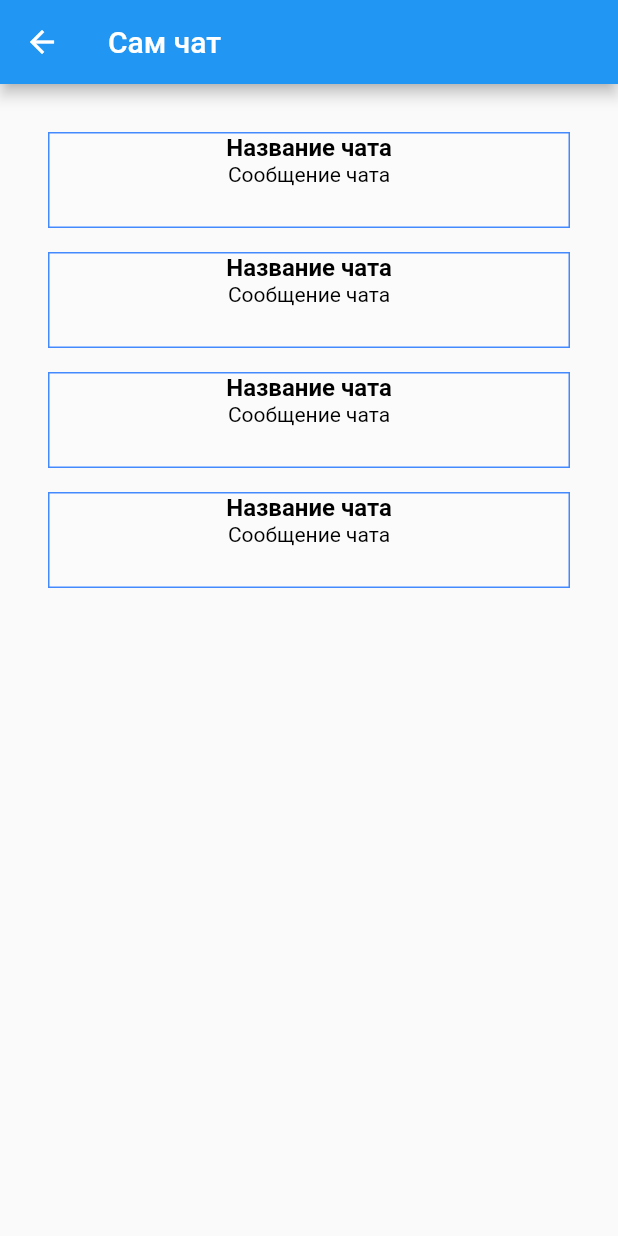
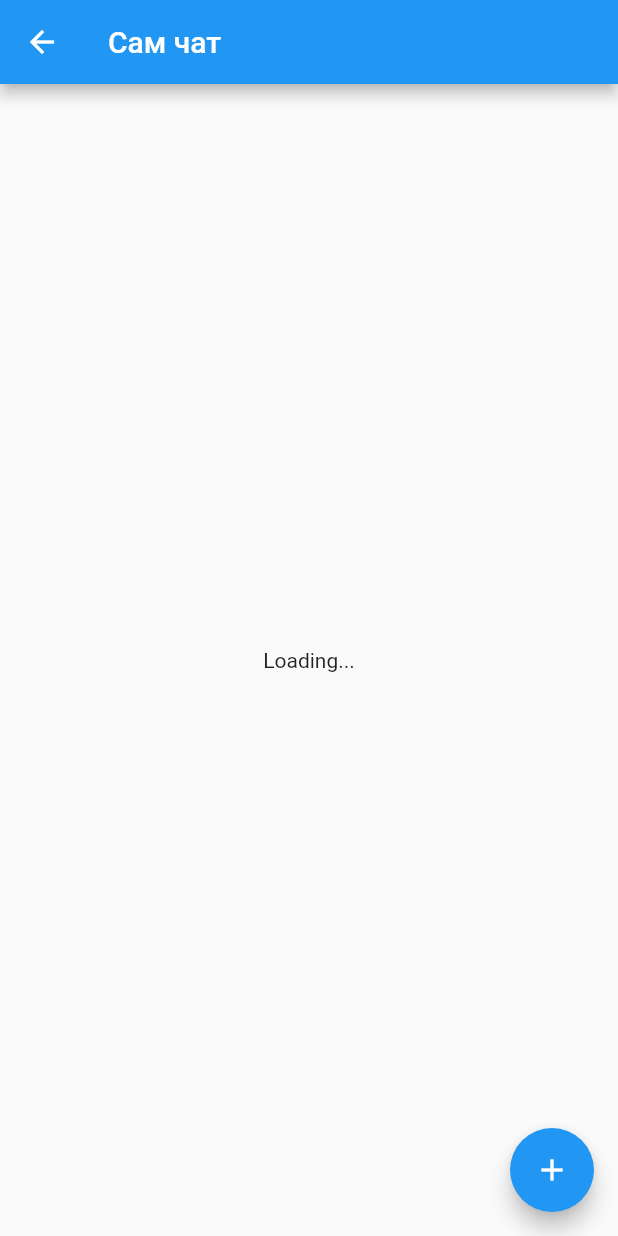
Before and after one commit to Crabgore/chat_app, a Flutter app: the Chat screen opened directly, on a phone screen of 412 x 824 dp. Run offline on Flutter 3.47's test engine with Material 2 defaults, Android fonts, the phone set to English and light mode, and no system bars; our stand-ins replace cloud_firestore; accounts and stored records are empty.

Commit message:
Практическое задание №2

```diff
--- a/lib/Chat.dart
+++ b/lib/Chat.dart
@@ -1,4 +1,7 @@
+import 'package:chatapp/CreateChat.dart';
 import 'package:chatapp/OneChat.dart';
+import 'package:chatapp/main.dart';
+import 'package:cloud_firestore/cloud_firestore.dart';
 import 'package:flutter/material.dart';
 
 class Chat extends StatefulWidget {
@@ -7,8 +10,42 @@ class Chat extends StatefulWidget {
 }
 
 class _ChatState extends State<Chat> {
+  List<Map<String, dynamic>> chatsData = [];
+
   @override
   void initState() {
+    fireStore
+        .collection("chats")
+//        .where("prvate", isEqualTo: true)
+        .snapshots()
+        .listen((event) {
+      List<Map<String, dynamic>> data = [];
+//      //только новые
+//      event.documentChanges.forEach((element) {
+//        if (element.type == DocumentChangeType.added) {
+//          data.add(element.document.data);
+//        }
+//      });
+//      //измененные
+//      event.documentChanges.forEach((element) {
+//        if (element.type == DocumentChangeType.modified) {
+//          data.insert(data.indexOf(element.document.data), element.document.data);
+//        }
+//      });
+//      //удалённые
+//      event.documentChanges.forEach((element) {
+//        if (element.type == DocumentChangeType.removed) {
+//          data.remove(element.document.data);
+//        }
+//      });
+      //все чаты
+      event.documents.forEach((documentSnapshot) {
+        data.add(documentSnapshot.data);
+      });
+      setState(() {
+        chatsData = data;
+      });
+    });
     super.initState();
   }
 
@@ -18,138 +55,70 @@ class _ChatState extends State<Chat> {
       appBar: new AppBar(
         title: new Text('Сам чат'),
       ),
-        body: new ListView(
-          itemExtent: 80,
-          padding: EdgeInsets.all(24),
-          children: <Widget>[
-            new GestureDetector(
+      body: Center(
+        child: chatsData.isEmpty
+            ? Text("Loading...")
+            : ListView.builder(
+                itemCount: chatsData.length,
+                itemBuilder: (BuildContext context, int index) {
+                  return buildChat(context,
+                      id: chatsData[index]["id"],
+                      title: chatsData[index]["title"].toString(),
+                      isPrivate: chatsData[index]["privacy"]);
+                },
+              ),
+      ),
+      floatingActionButton: FloatingActionButton(
+        child: Icon(Icons.add),
+        onPressed: () {
+          Navigator.of(context)
+              .push(MaterialPageRoute(builder: (BuildContext context) {
+            return CreateChat();
+          }));
+        },
+      ),
+    );
+  }
+
+  Widget buildChat(BuildContext context,
+      {String id,
+      String title = "Название чата",
+      String message = "Последнее сообщение",
+      bool isPrivate = false}) {
+    return GestureDetector(
       onTap: () {
         Navigator.of(context)
             .push(MaterialPageRoute(builder: (BuildContext context) {
-                  return OneChat();
+          return OneChat(id);
         }));
       },
-              child: new Container(
+      child: Container(
+          height: 45,
           margin: EdgeInsets.all(8),
           alignment: Alignment.center,
           decoration: BoxDecoration(
               color: Colors.white10,
               border: Border.all(color: Colors.blueAccent)),
+          child: Row(
+            children: <Widget>[
+              Expanded(
                 child: Column(children: <Widget>[
-                    new Text(
-                      "Название чата",
-                      style: new TextStyle(
+                  Text(
+                    title,
+                    style: TextStyle(
                         fontSize: 16.0,
                         color: const Color(0xFF000000),
                         fontWeight: FontWeight.w600,
                         fontFamily: "Roboto"),
                   ),
-                    new Text(
-                      "Сообщение чата",
-                      style: new TextStyle(
-                          fontSize: 14.0,
-                          color: const Color(0xFF000000),
-                          fontWeight: FontWeight.w400,
-                          fontFamily: "Roboto"),
+                ]),
               ),
-                  ])),
+              Padding(
+                padding: const EdgeInsets.all(8.0),
+//                child: isPrivate ? Icon(Icons.lock) : Container(),
               ),
-            new GestureDetector(
-              onTap: () {
-                Navigator.of(context)
-                    .push(MaterialPageRoute(builder: (BuildContext context) {
-                  return OneChat();
-                }));
-              },
-              child: new Container(
-                  margin: EdgeInsets.all(8),
-                  alignment: Alignment.center,
-                  decoration: BoxDecoration(
-                      color: Colors.white10,
-                      border: Border.all(color: Colors.blueAccent)),
-                  child: Column(children: <Widget>[
-                    new Text(
-                      "Название чата",
-                      style: new TextStyle(
-                          fontSize: 16.0,
-                          color: const Color(0xFF000000),
-                          fontWeight: FontWeight.w600,
-                          fontFamily: "Roboto"),
-                    ),
-                    new Text(
-                      "Сообщение чата",
-                      style: new TextStyle(
-                          fontSize: 14.0,
-                          color: const Color(0xFF000000),
-                          fontWeight: FontWeight.w400,
-                          fontFamily: "Roboto"),
-                    ),
-                  ])),
-            ),
-            new GestureDetector(
-              onTap: () {
-                Navigator.of(context)
-                    .push(MaterialPageRoute(builder: (BuildContext context) {
-                  return OneChat();
-                }));
-              },
-              child: new Container(
-                  margin: EdgeInsets.all(8),
-                  alignment: Alignment.center,
-                  decoration: BoxDecoration(
-                      color: Colors.white10,
-                      border: Border.all(color: Colors.blueAccent)),
-                  child: Column(children: <Widget>[
-                    new Text(
-                      "Название чата",
-                      style: new TextStyle(
-                          fontSize: 16.0,
-                          color: const Color(0xFF000000),
-                          fontWeight: FontWeight.w600,
-                          fontFamily: "Roboto"),
-                    ),
-                    new Text(
-                      "Сообщение чата",
-                      style: new TextStyle(
-                          fontSize: 14.0,
-                          color: const Color(0xFF000000),
-                          fontWeight: FontWeight.w400,
-                          fontFamily: "Roboto"),
-                    ),
-                  ])),
-            ),
-            new GestureDetector(
-                onTap: () {
-                  Navigator.of(context)
-                      .push(MaterialPageRoute(builder: (BuildContext context) {
-                    return OneChat();
-                  }));
-                },
-                child: new Container(
-                    margin: EdgeInsets.all(8),
-                    alignment: Alignment.center,
-                    decoration: BoxDecoration(
-                        color: Colors.white10,
-                        border: Border.all(color: Colors.blueAccent)),
-                    child: Column(children: <Widget>[
-                      new Text(
-                        "Название чата",
-                        style: new TextStyle(
-                            fontSize: 16.0,
-                            color: const Color(0xFF000000),
-                            fontWeight: FontWeight.w600,
-                            fontFamily: "Roboto"),
-                      ),
-                      new Text(
-                        "Сообщение чата",
-                        style: new TextStyle(
-                            fontSize: 14.0,
-                            color: const Color(0xFF000000),
-                            fontWeight: FontWeight.w400,
-                            fontFamily: "Roboto"),
-                      ),
-                    ])))
             ],
-        ));
+          )),
+    );
   }
 }
--- a/lib/main.dart
+++ b/lib/main.dart
@@ -1,9 +1,12 @@
+import 'package:cloud_firestore/cloud_firestore.dart';
 import 'package:flutter/material.dart';
 import 'Chat.dart';
 
 void main() {
   runApp(MyApp());
 }
+
+Firestore fireStore = Firestore.instance;
 
 class MyApp extends StatelessWidget {
   @override
--- a/pubspec.yaml
+++ b/pubspec.yaml
@@ -19,6 +19,9 @@ environment:
 dependencies:
   flutter:
     sdk: flutter
+  cloud_firestore: ^0.13.5
+  uuid: any
+  intl: ^0.16.1
 
 
   # The following adds the Cupertino Icons font to your application.
```
Also changed, not shown: lib/CreateChat.dart (added, +84 -0 lines), lib/OneChat.dart (+105 -53 lines), pubspec.lock, 4 other files. Lines whose indentation alone changed are shown as unchanged.
